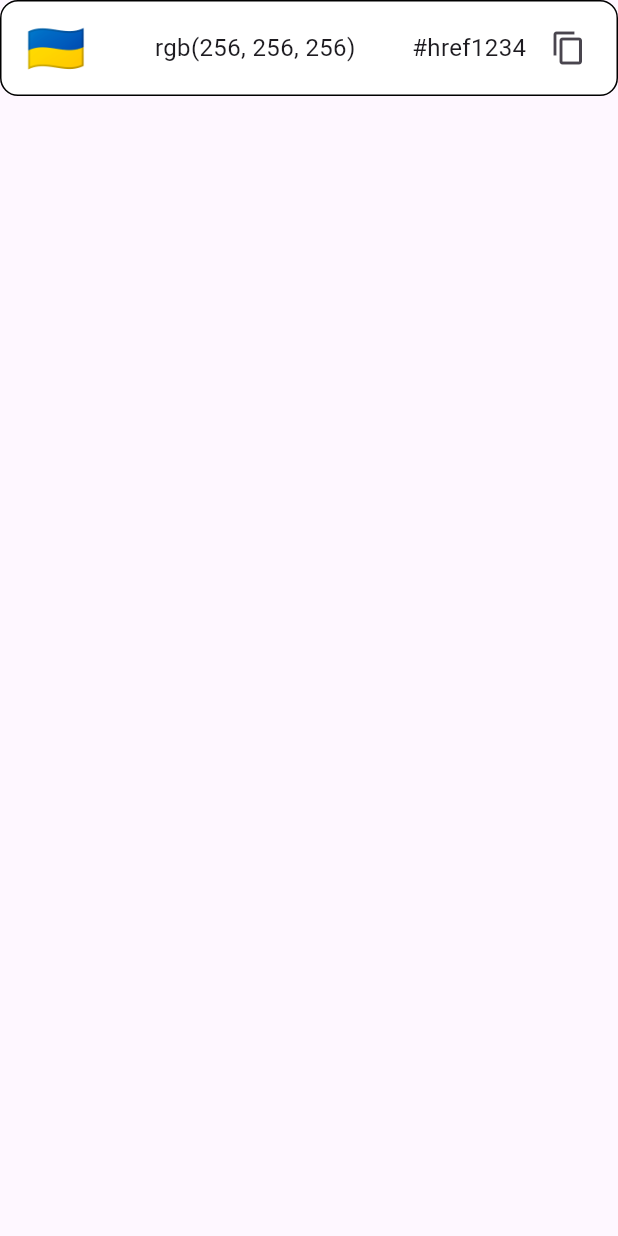
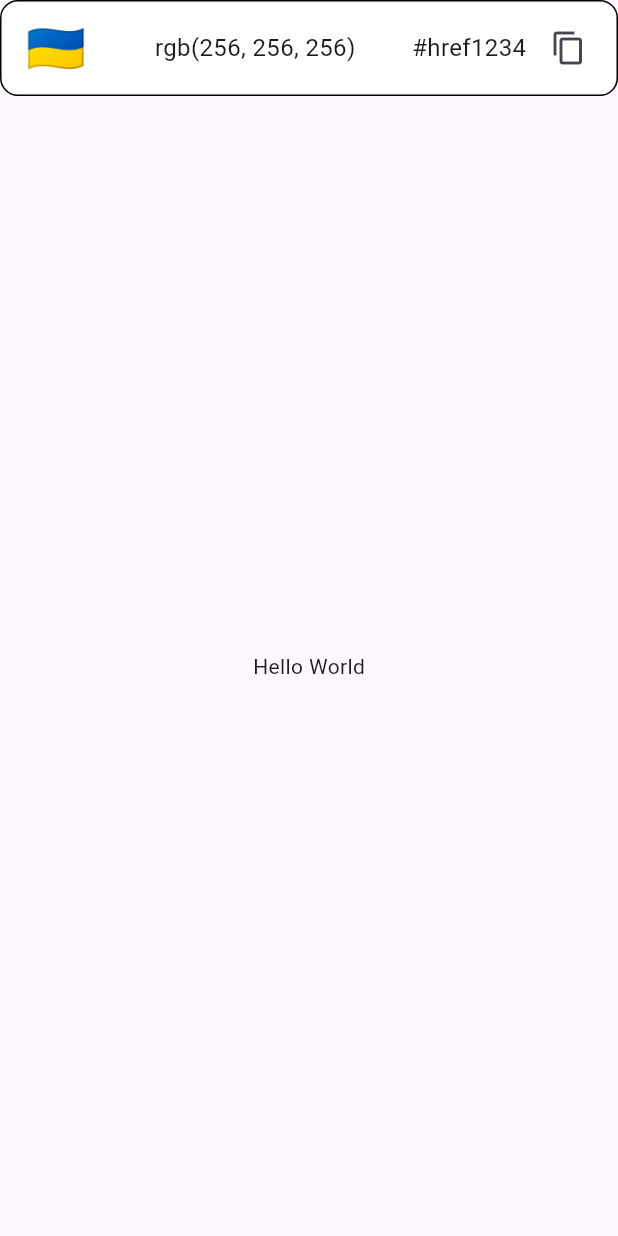
Before and after one commit to AliAtakishiyev/tapsoft, a Flutter app: the screen it shows after launch, on a phone screen of 412 x 824 dp. Run offline on Flutter 3.47's test engine with Material 3 defaults, Android fonts, the phone set to English and light mode, and no system bars.

Commit message:
feat(home_screen) gesture detecor implemented

```diff
--- a/lib/features/tap/ui/screens/home_screen.dart
+++ b/lib/features/tap/ui/screens/home_screen.dart
@@ -9,11 +9,21 @@ class HomeScreen extends StatelessWidget {
     return Scaffold(
       body: SafeArea(
         child: Column(
-            children: [
-              CustomAppBar()
-            ],
-        )
+          children: [
+            CustomAppBar(),
+            Expanded(
+              child: GestureDetector(
+                onTap: () {
+
+                },
+                child: Center(
+                  child: Text("Hello World"),
+                ),
+              ),
+            ),
+          ],
         ),
+      ),
     );
   }
 }
```
